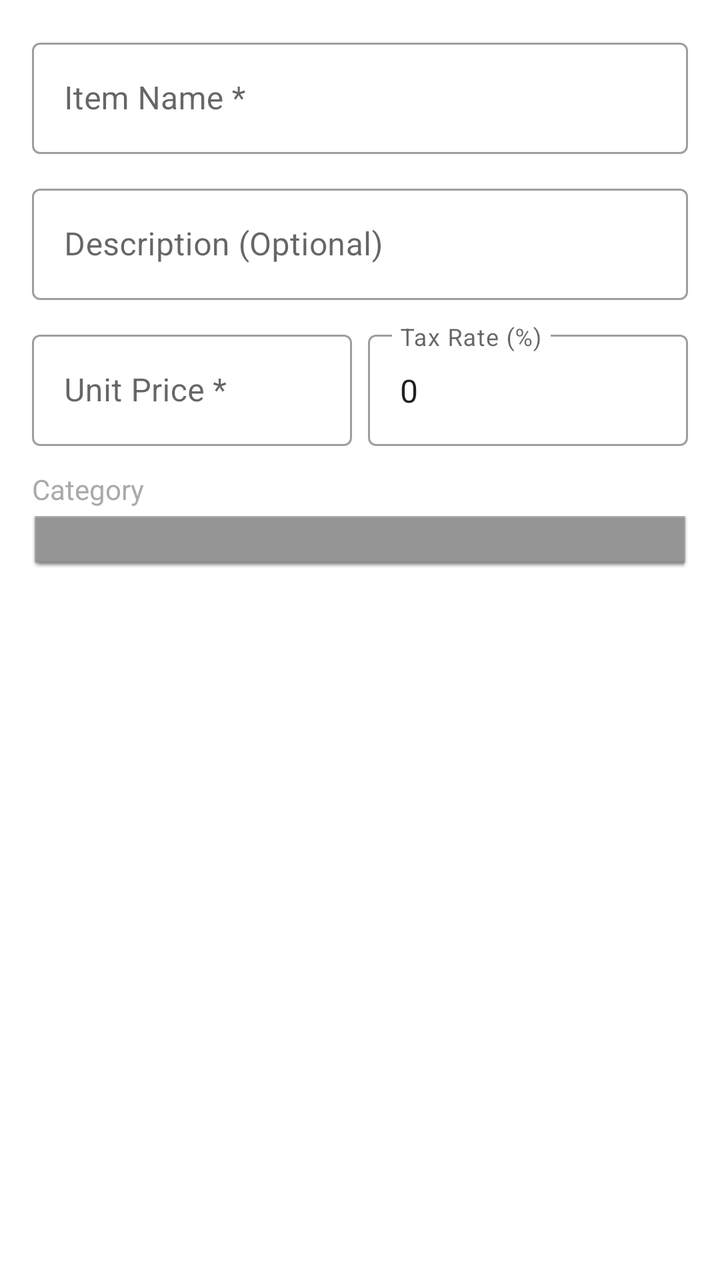
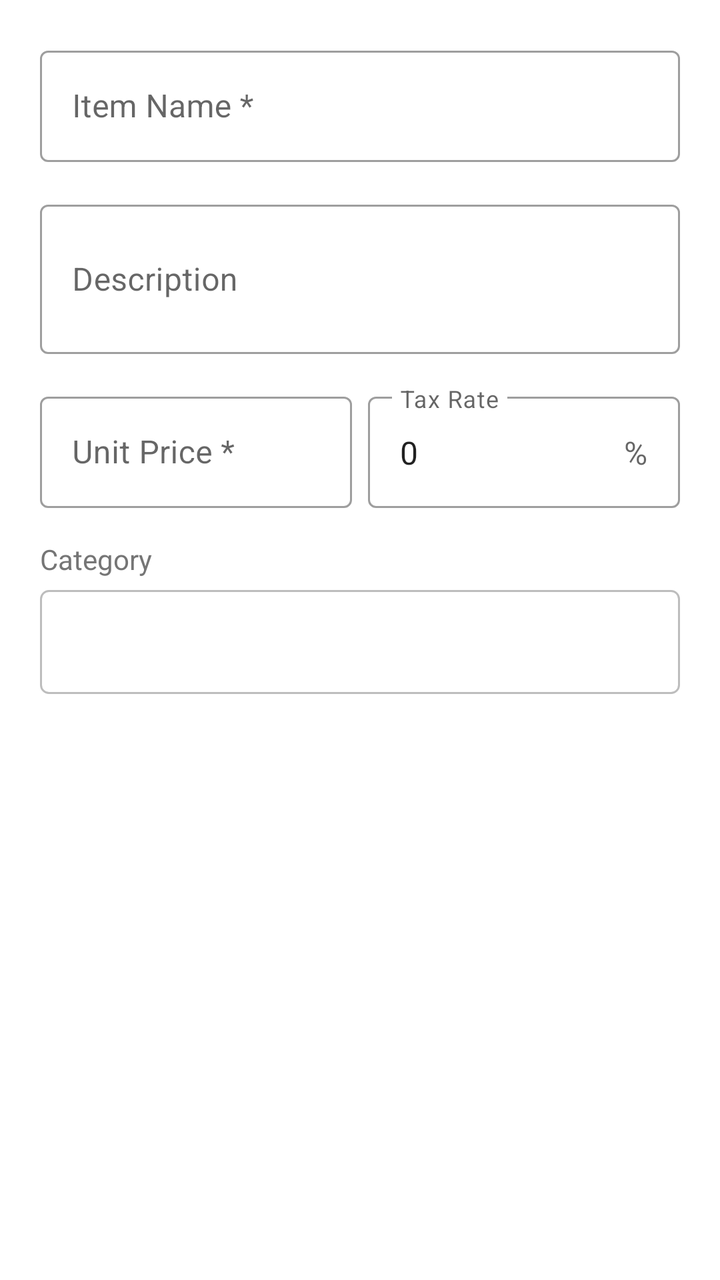

The first picture is an Android layout as it rendered before a commit; the second is the same layout after the commit. The layout source and the unified diff follow.
<!-- AndroidManifest.xml: application theme Theme.InvoiceApp -->
<!-- res/layout/dialog_manage_item.xml -->
<?xml version="1.0" encoding="utf-8"?>
<LinearLayout xmlns:android="http://schemas.android.com/apk/res/android"
    xmlns:app="http://schemas.android.com/apk/res-auto"
    android:layout_width="match_parent"
    android:layout_height="wrap_content"
    android:orientation="vertical"
    android:padding="16dp">

    <com.google.android.material.textfield.TextInputLayout
        android:layout_width="match_parent"
        android:layout_height="wrap_content"
        android:layout_marginBottom="12dp"
        style="@style/Widget.MaterialComponents.TextInputLayout.OutlinedBox">

        <com.google.android.material.textfield.TextInputEditText
            android:id="@+id/etItemName"
            android:layout_width="match_parent"
            android:layout_height="wrap_content"
            android:hint="Item Name *"
            android:inputType="text" />
    </com.google.android.material.textfield.TextInputLayout>

    <com.google.android.material.textfield.TextInputLayout
        android:layout_width="match_parent"
        android:layout_height="wrap_content"
        android:layout_marginBottom="12dp"
        style="@style/Widget.MaterialComponents.TextInputLayout.OutlinedBox">

        <com.google.android.material.textfield.TextInputEditText
            android:id="@+id/etDescription"
            android:layout_width="match_parent"
            android:layout_height="wrap_content"
            android:hint="Description (Optional)"
            android:inputType="text" />
    </com.google.android.material.textfield.TextInputLayout>

    <LinearLayout
        android:layout_width="match_parent"
        android:layout_height="wrap_content"
        android:orientation="horizontal">

        <com.google.android.material.textfield.TextInputLayout
            android:layout_width="0dp"
            android:layout_height="wrap_content"
            android:layout_weight="1"
            android:layout_marginEnd="8dp"
            style="@style/Widget.MaterialComponents.TextInputLayout.OutlinedBox">

            <com.google.android.material.textfield.TextInputEditText
                android:id="@+id/etUnitPrice"
                android:layout_width="match_parent"
                android:layout_height="wrap_content"
                android:hint="Unit Price *"
                android:inputType="numberDecimal" />
        </com.google.android.material.textfield.TextInputLayout>

        <com.google.android.material.textfield.TextInputLayout
            android:layout_width="0dp"
            android:layout_height="wrap_content"
            android:layout_weight="1"
            style="@style/Widget.MaterialComponents.TextInputLayout.OutlinedBox">

            <com.google.android.material.textfield.TextInputEditText
                android:id="@+id/etTaxRate"
                android:layout_width="match_parent"
                android:layout_height="wrap_content"
                android:hint="Tax Rate (%)"
                android:inputType="numberDecimal"
                android:text="0" />
        </com.google.android.material.textfield.TextInputLayout>

    </LinearLayout>

    <LinearLayout
        android:layout_width="match_parent"
        android:layout_height="wrap_content"
        android:orientation="vertical"
        android:layout_marginTop="12dp">

        <TextView
            android:layout_width="wrap_content"
            android:layout_height="wrap_content"
            android:text="Category"
            android:textSize="14sp"
            android:textColor="@android:color/darker_gray"
            android:layout_marginBottom="4dp" />

        <Spinner
            android:id="@+id/spinnerCategory"
            android:layout_width="match_parent"
            android:layout_height="wrap_content"
            android:background="@android:drawable/editbox_dropdown_dark_frame" />
    </LinearLayout>

</LinearLayout>
<!-- resources referenced by this layout -->
<resources>
  <style name="Theme.InvoiceApp" parent="Theme.MaterialComponents.DayNight.NoActionBar">
          <item name="colorPrimary">@color/primary</item>
          <item name="colorPrimaryVariant">@color/primary_dark</item>
          <item name="colorOnPrimary">@color/white</item>
          <item name="colorSecondary">@color/accent</item>
          <item name="colorSecondaryVariant">@color/accent</item>
          <item name="colorOnSecondary">@color/black</item>
          <item name="android:statusBarColor">?attr/colorPrimaryVariant</item>
          <item name="bottomNavigationStyle">@style/Widget.App.BottomNavigationView</item>
      </style>
  <color name="primary">#2196F3</color>
  <color name="primary_dark">#1976D2</color>
  <color name="white">#FFFFFFFF</color>
  <color name="accent">#FF9800</color>
  <color name="black">#FF000000</color>
  <style name="Widget.App.BottomNavigationView" parent="Widget.MaterialComponents.BottomNavigationView.Colored">
          <item name="backgroundTint">@color/white</item>
          <item name="itemIconTint">@color/bottom_nav_colors</item>
          <item name="itemTextColor">@color/bottom_nav_colors</item>
          <item name="itemRippleColor">@color/primary</item>
      </style>
</resources>

<!-- the commit's change to res/layout/dialog_manage_item.xml (unified diff, before → after) -->
@@ -4,34 +4,39 @@
     android:layout_width="match_parent"
     android:layout_height="wrap_content"
     android:orientation="vertical"
-    android:padding="16dp">
+    android:padding="20dp">
 
     <com.google.android.material.textfield.TextInputLayout
+        style="@style/Widget.MaterialComponents.TextInputLayout.OutlinedBox"
         android:layout_width="match_parent"
         android:layout_height="wrap_content"
-        android:layout_marginBottom="12dp"
-        style="@style/Widget.MaterialComponents.TextInputLayout.OutlinedBox">
+        android:layout_marginBottom="16dp"
+        android:hint="Item Name *"
+        app:boxBackgroundColor="@color/white">
 
         <com.google.android.material.textfield.TextInputEditText
             android:id="@+id/etItemName"
             android:layout_width="match_parent"
             android:layout_height="wrap_content"
-            android:hint="Item Name *"
-            android:inputType="text" />
+            android:inputType="text"
+            android:maxLines="1"
+            android:singleLine="true" />
     </com.google.android.material.textfield.TextInputLayout>
 
     <com.google.android.material.textfield.TextInputLayout
+        style="@style/Widget.MaterialComponents.TextInputLayout.OutlinedBox"
         android:layout_width="match_parent"
         android:layout_height="wrap_content"
-        android:layout_marginBottom="12dp"
-        style="@style/Widget.MaterialComponents.TextInputLayout.OutlinedBox">
+        android:layout_marginBottom="16dp"
+        android:hint="Description"
+        app:boxBackgroundColor="@color/white">
 
         <com.google.android.material.textfield.TextInputEditText
             android:id="@+id/etDescription"
             android:layout_width="match_parent"
             android:layout_height="wrap_content"
-            android:hint="Description (Optional)"
-            android:inputType="text" />
+            android:inputType="textMultiLine"
+            android:minLines="2" />
     </com.google.android.material.textfield.TextInputLayout>
 
     <LinearLayout
@@ -40,31 +45,35 @@
         android:orientation="horizontal">
 
         <com.google.android.material.textfield.TextInputLayout
+            style="@style/Widget.MaterialComponents.TextInputLayout.OutlinedBox"
             android:layout_width="0dp"
             android:layout_height="wrap_content"
             android:layout_weight="1"
             android:layout_marginEnd="8dp"
-            style="@style/Widget.MaterialComponents.TextInputLayout.OutlinedBox">
+            android:hint="Unit Price *"
+            app:boxBackgroundColor="@color/white"
+            app:prefixText="R ">
 
             <com.google.android.material.textfield.TextInputEditText
                 android:id="@+id/etUnitPrice"
                 android:layout_width="match_parent"
                 android:layout_height="wrap_content"
-                android:hint="Unit Price *"
                 android:inputType="numberDecimal" />
         </com.google.android.material.textfield.TextInputLayout>
 
         <com.google.android.material.textfield.TextInputLayout
+            style="@style/Widget.MaterialComponents.TextInputLayout.OutlinedBox"
             android:layout_width="0dp"
             android:layout_height="wrap_content"
             android:layout_weight="1"
-            style="@style/Widget.MaterialComponents.TextInputLayout.OutlinedBox">
+            android:hint="Tax Rate"
+            app:boxBackgroundColor="@color/white"
+            app:suffixText="%">
 
             <com.google.android.material.textfield.TextInputEditText
                 android:id="@+id/etTaxRate"
                 android:layout_width="match_parent"
                 android:layout_height="wrap_content"
-                android:hint="Tax Rate (%)"
                 android:inputType="numberDecimal"
                 android:text="0" />
         </com.google.android.material.textfield.TextInputLayout>
@@ -75,21 +84,23 @@
         android:layout_width="match_parent"
         android:layout_height="wrap_content"
         android:orientation="vertical"
-        android:layout_marginTop="12dp">
+        android:layout_marginTop="16dp">
 
         <TextView
             android:layout_width="wrap_content"
             android:layout_height="wrap_content"
             android:text="Category"
             android:textSize="14sp"
-            android:textColor="@android:color/darker_gray"
-            android:layout_marginBottom="4dp" />
+            android:textColor="@color/gray_600"
+            android:layout_marginBottom="6dp" />
 
         <Spinner
             android:id="@+id/spinnerCategory"
             android:layout_width="match_parent"
-            android:layout_height="wrap_content"
-            android:background="@android:drawable/editbox_dropdown_dark_frame" />
+            android:layout_height="52dp"
+            android:background="@drawable/bg_dropdown_field"
+            android:paddingStart="8dp"
+            android:paddingEnd="8dp" />
     </LinearLayout>
 
 </LinearLayout>
<!-- resource entries referenced after the edit -->
@@ -1,5 +1,6 @@
 <!-- resources referenced by this layout -->
 <resources>
+  <color name="gray_600">#757575</color>
   <style name="Theme.InvoiceApp" parent="Theme.MaterialComponents.DayNight.NoActionBar">
           <item name="colorPrimary">@color/primary</item>
           <item name="colorPrimaryVariant">@color/primary_dark</item>
@@ -10,9 +11,24 @@
           <item name="android:statusBarColor">?attr/colorPrimaryVariant</item>
           <item name="bottomNavigationStyle">@style/Widget.App.BottomNavigationView</item>
       </style>
+  <color name="gray_400">#BDBDBD</color>
   <color name="primary">#2196F3</color>
   <color name="primary_dark">#1976D2</color>
   <color name="white">#FFFFFFFF</color>
+  <!-- drawable bg_dropdown_field (drawable) -->
+  <?xml version="1.0" encoding="utf-8"?>
+  <shape xmlns:android="http://schemas.android.com/apk/res/android">
+      <solid android:color="@color/white" />
+      <stroke
+          android:width="1dp"
+          android:color="@color/gray_400" />
+      <corners android:radius="4dp" />
+      <padding
+          android:left="12dp"
+          android:top="8dp"
+          android:right="12dp"
+          android:bottom="8dp" />
+  </shape>
   <color name="accent">#FF9800</color>
   <color name="black">#FF000000</color>
   <style name="Widget.App.BottomNavigationView" parent="Widget.MaterialComponents.BottomNavigationView.Colored">
